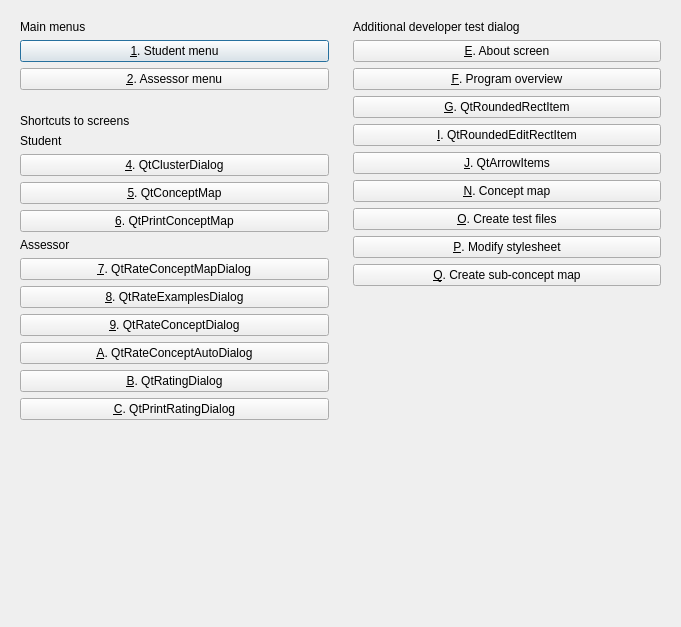
Old version of the form qtbrainweavermenudialog.ui in the repository richelbilderbeek/BrainWeaver.
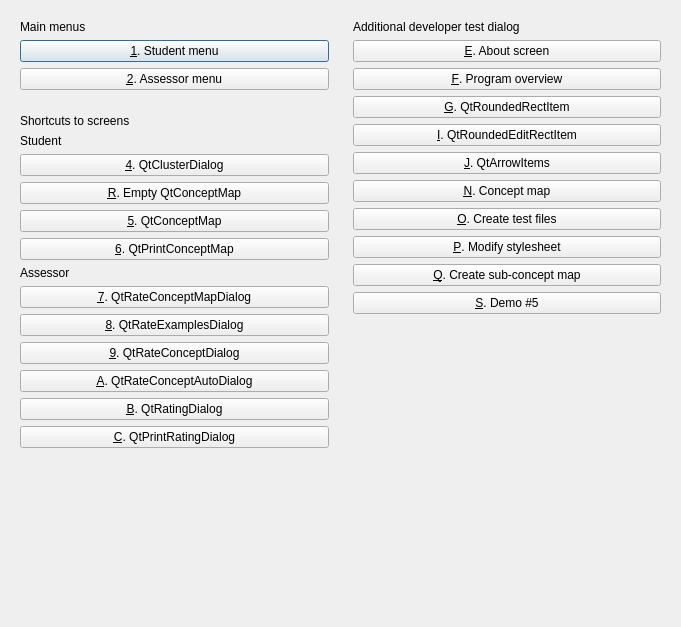
New version of the form. Icons and pictures are not drawn.

Diff of the .ui file:
```diff
--- a/qtbrainweavermenudialog.ui
+++ b/qtbrainweavermenudialog.ui
@@ -133,6 +133,16 @@
         </property>
        </widget>
       </item>
+      <item>
+       <widget class="QPushButton" name="button_demo_5">
+        <property name="toolTip">
+         <string>Demonstrate Issue #5</string>
+        </property>
+        <property name="text">
+         <string>&amp;S. Demo #5</string>
+        </property>
+       </widget>
+      </item>
       <item>
        <spacer name="verticalSpacer_2">
         <property name="orientation">
@@ -173,6 +183,13 @@
         </property>
        </widget>
       </item>
+      <item>
+       <widget class="QPushButton" name="button_empty_qtconceptmap">
+        <property name="text">
+         <string>&amp;R. Empty QtConceptMap</string>
+        </property>
+       </widget>
+      </item>
       <item>
        <widget class="QPushButton" name="button_test_conceptmap">
         <property name="text">
```
